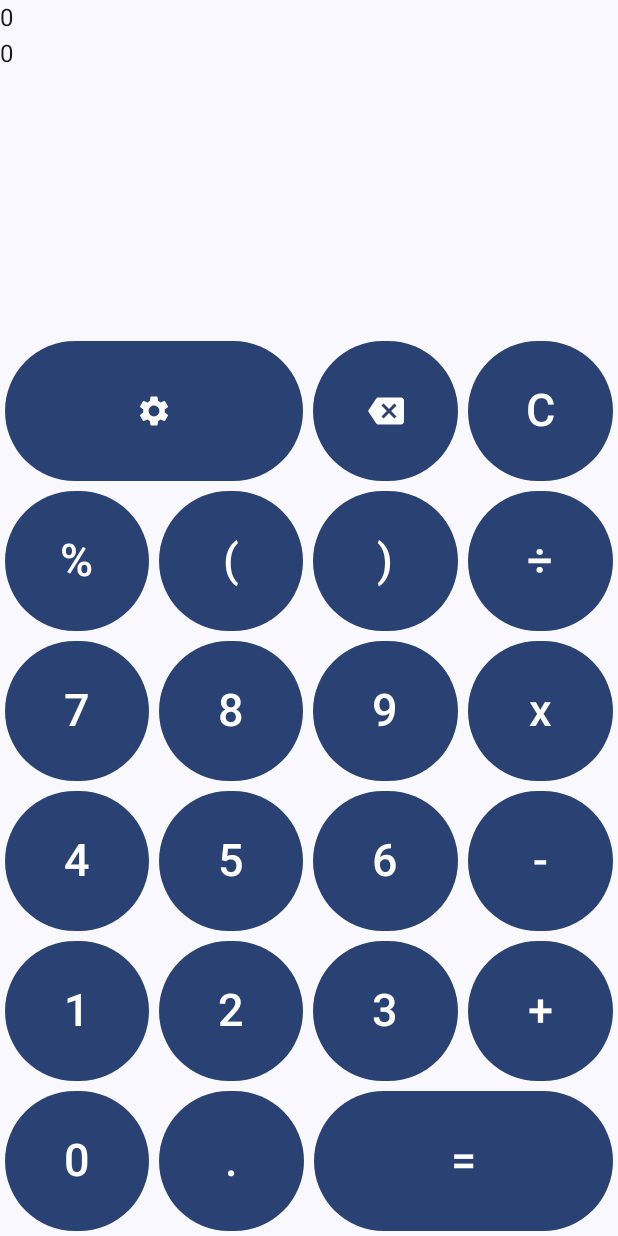
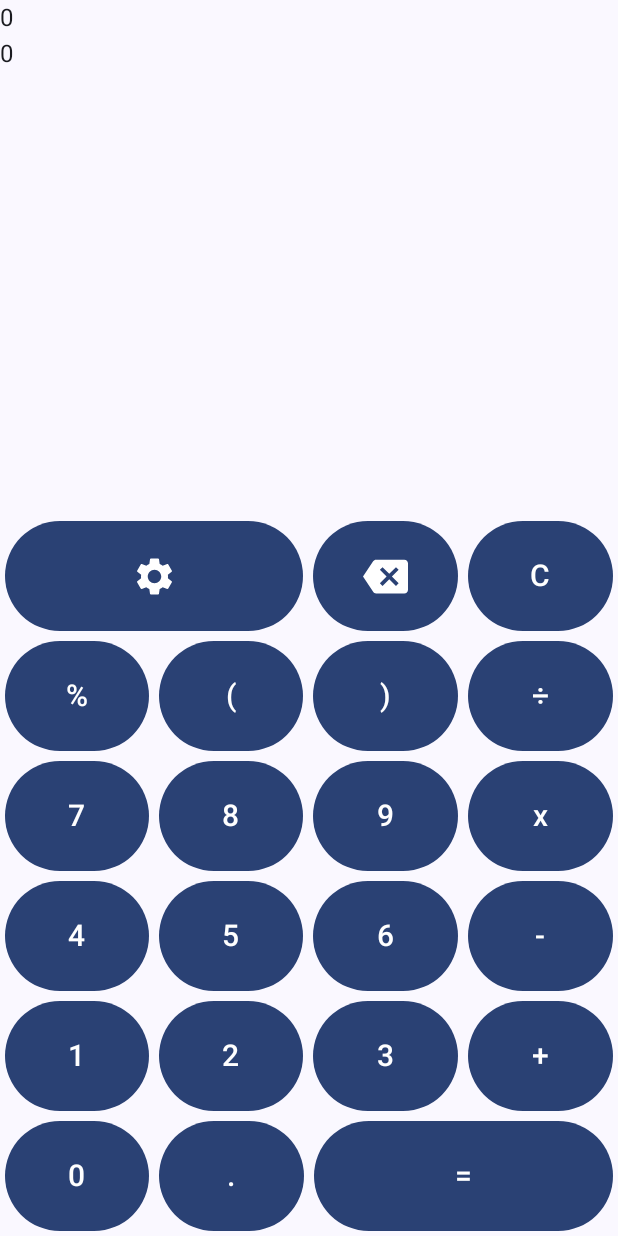
Before and after one commit to CaolanCode/Calculator-Android, an Android app built with Jetpack Compose: the screen it shows after launch (MainActivity), on a phone screen of 412 x 824 dp. Run offline under Robolectric (Android 15) with nearby library versions, the phone set to English and light mode, and no system bars.

Commit message:
change font size and button size

```diff
--- a/app/build.gradle.kts
+++ b/app/build.gradle.kts
@@ -66,4 +66,6 @@ dependencies {
     androidTestImplementation("androidx.compose.ui:ui-test-junit4")
     debugImplementation("androidx.compose.ui:ui-tooling")
     debugImplementation("androidx.compose.ui:ui-test-manifest")
+
+    implementation("androidx.compose.material:material-icons-extended:1.6.0")
 }
--- a/app/src/main/java/com/caolancode/calculator/view/DeleteButton.kt
+++ b/app/src/main/java/com/caolancode/calculator/view/DeleteButton.kt
@@ -3,6 +3,9 @@ package com.caolancode.calculator.view
 import androidx.compose.foundation.layout.aspectRatio
 import androidx.compose.foundation.layout.height
 import androidx.compose.foundation.layout.padding
+import androidx.compose.foundation.layout.size
+import androidx.compose.material.icons.Icons
+import androidx.compose.material.icons.filled.ArrowBack
 import androidx.compose.material3.Button
 import androidx.compose.material3.Icon
 import androidx.compose.runtime.Composable
@@ -10,6 +13,7 @@ import androidx.compose.ui.Modifier
 import androidx.compose.ui.res.dimensionResource
 import androidx.compose.ui.res.painterResource
 import androidx.compose.ui.res.stringResource
+import androidx.compose.ui.unit.dp
 import com.caolancode.calculator.R
 
 @Composable
@@ -26,7 +30,8 @@ fun DeleteButton(
     ) {
         Icon(
             painter = painterResource(id = R.drawable.baseline_backspace_24),
-            contentDescription = stringResource(id = R.string.backspace_description)
+            contentDescription = stringResource(id = R.string.backspace_description),
+            modifier = modifier.size(dimensionResource(id = R.dimen.icon_size))
         )
     }
 }
--- a/app/src/main/java/com/caolancode/calculator/view/SettingButton.kt
+++ b/app/src/main/java/com/caolancode/calculator/view/SettingButton.kt
@@ -5,6 +5,7 @@ import androidx.compose.foundation.layout.Box
 import androidx.compose.foundation.layout.aspectRatio
 import androidx.compose.foundation.layout.height
 import androidx.compose.foundation.layout.padding
+import androidx.compose.foundation.layout.size
 import androidx.compose.material.icons.Icons
 import androidx.compose.material.icons.filled.Settings
 import androidx.compose.material3.Button
@@ -29,7 +30,8 @@ fun SettingButton(modifier: Modifier) {
     ) {
         Icon(
             Icons.Default.Settings,
-            contentDescription = stringResource(id = R.string.settings_description)
+            contentDescription = stringResource(id = R.string.settings_description),
+            modifier = modifier.size(dimensionResource(id = R.dimen.icon_size))
         )
     }
 }
--- a/app/src/main/res/values/dimen.xml
+++ b/app/src/main/res/values/dimen.xml
@@ -1,6 +1,7 @@
 <?xml version="1.0" encoding="utf-8"?>
 <resources>
-    <dimen name="button_height">100dp</dimen>
+    <dimen name="button_height">80dp</dimen>
     <dimen name="button_padding">3dp</dimen>
-    <dimen name="button_font_size">30sp</dimen>
+    <dimen name="button_font_size">20sp</dimen>
+    <dimen name="icon_size">30dp</dimen>
 </resources>
```
